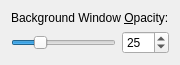
The window that effects/boxswitch_config.ui (KDE/kwin) describes before a commit, drawn with Qt 5.
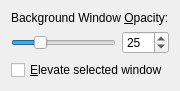
The same window after the commit.

Commit message: Added option to not elevate selected window in box switch.

What changed in the file:
```diff
--- a/effects/boxswitch_config.ui
+++ b/effects/boxswitch_config.ui
@@ -6,7 +6,7 @@
     <x>0</x>
     <y>0</y>
     <width>175</width>
-    <height>59</height>
+    <height>86</height>
    </rect>
   </property>
   <layout class="QVBoxLayout" >
@@ -53,6 +53,13 @@
      </item>
     </layout>
    </item>
+   <item>
+    <widget class="QCheckBox" name="elevateBox" >
+     <property name="text" >
+      <string>&amp;Elevate selected window</string>
+     </property>
+    </widget>
+   </item>
   </layout>
  </widget>
  <resources/>
```
Left out of the diff: 5 changed lines with no effect on the pictures. The commit also changes 3 other files.
